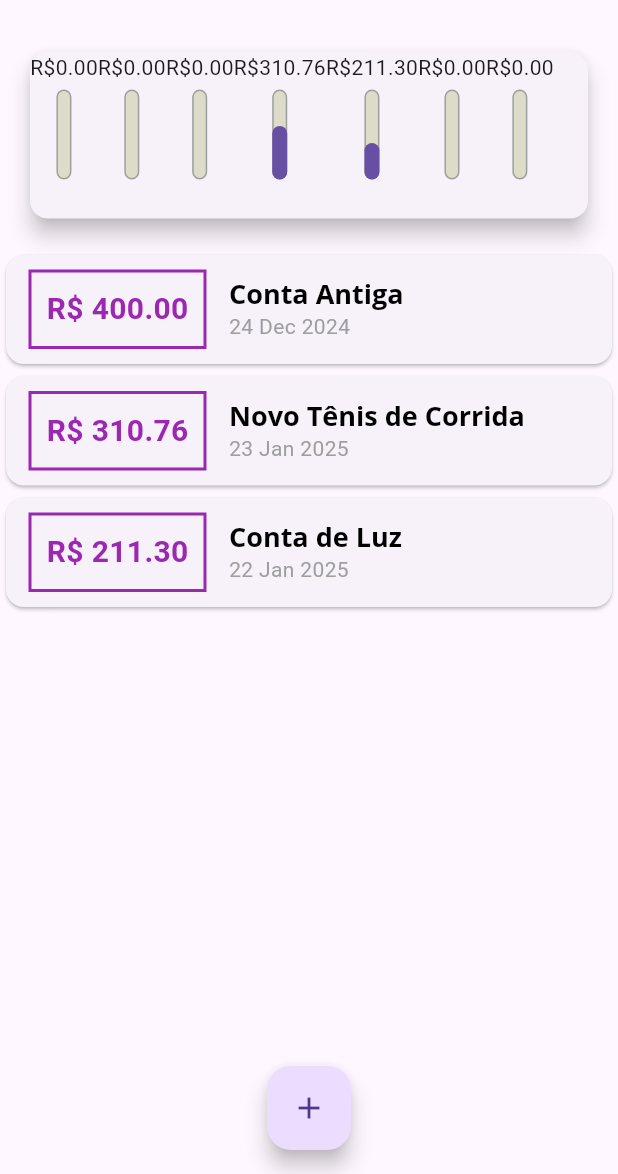
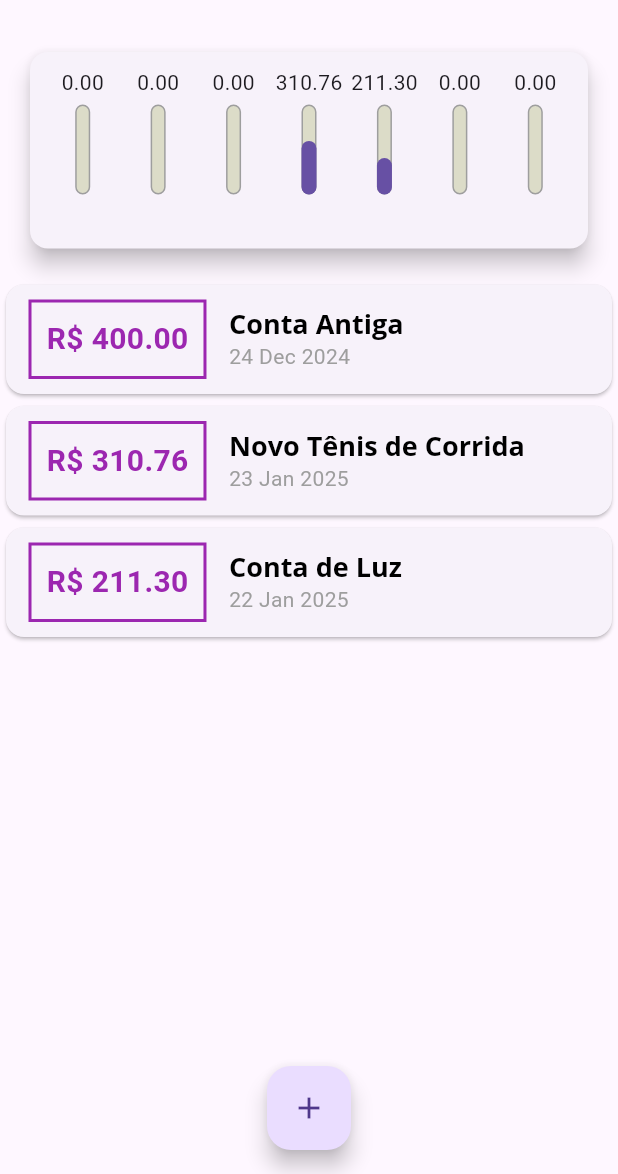
Before and after one commit to jgdlago/expenses-app, a Flutter app: the screen it shows after launch, on a phone screen of 412 x 824 dp, the part 62-1236 px from its top. Run offline on Flutter 3.47's test engine with Material 3 defaults, Android fonts, the phone set to English and light mode, and no system bars.

Commit message:
:sparkles: feat(public): ajustes de alinhamento das barras de gastos

```diff
--- a/expenses/lib/components/chart.dart
+++ b/expenses/lib/components/chart.dart
@@ -45,14 +45,21 @@ class Chart extends StatelessWidget {
     return Card(
       elevation: 6,
       margin: const EdgeInsets.all(20),
+      child: Padding(
+        padding: const EdgeInsets.all(10),
         child: Row(
+          mainAxisAlignment: MainAxisAlignment.spaceAround,
           children: groupedTransactions.map((tr) {
-          return ChartBar(
+            return Flexible(
+              fit: FlexFit.tight,
+              child: ChartBar(
                   label: tr['day'] as String,
                   value: tr['value'] as double,
                   percentage: (tr['value'] as double) / _weekTotalValue,
+              ),
             );
           }).toList(),
+        ),
       ),
     );
   }
--- a/expenses/lib/components/chart_bar.dart
+++ b/expenses/lib/components/chart_bar.dart
@@ -16,8 +16,10 @@ class ChartBar extends StatelessWidget {
   Widget build(BuildContext context) {
     return Column(
       children: <Widget>[
-        Text('R\$${value.toStringAsFixed(2)}'),
-        SizedBox(height: 5),
+        FittedBox(
+            child: Text('${value.toStringAsFixed(2)}'),
+        ),
+        const SizedBox(height: 5),
         Container(
           height: 60,
           width: 10,
```
Lines whose indentation alone changed are shown as unchanged.
